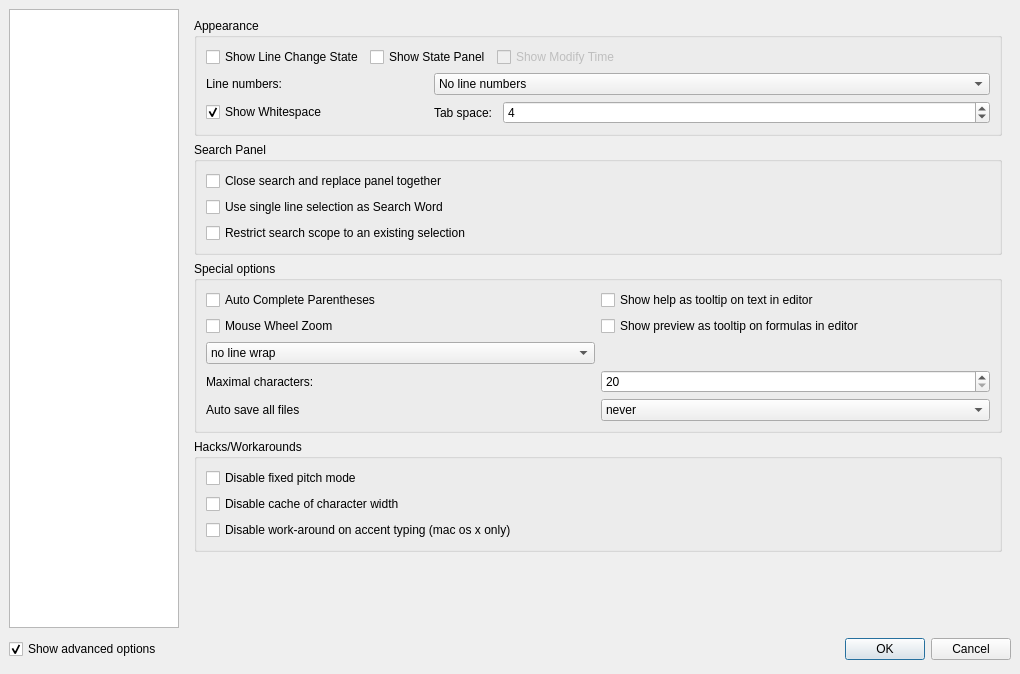
Old version of the form configdialog.ui in the repository svn2github/texstudio-trunk.
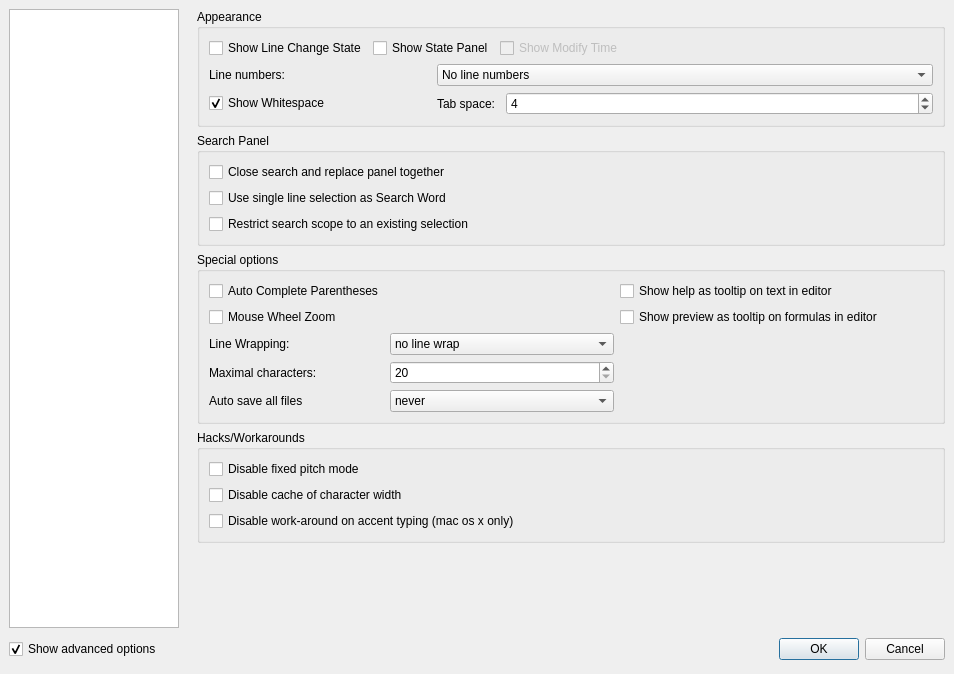
New version of the form. The open tabs and pages were chosen to show the change. Icons and pictures are not drawn.

Commit message: config dialog: slight layout adjustments, deactivated riddle

```diff
--- a/configdialog.ui
+++ b/configdialog.ui
@@ -6,7 +6,7 @@
    <rect>
     <x>0</x>
     <y>0</y>
-    <width>1020</width>
+    <width>954</width>
     <height>674</height>
    </rect>
   </property>
@@ -14,12 +14,15 @@
    <string>Configure TeXstudio</string>
   </property>
   <layout class="QGridLayout">
+   <property name="horizontalSpacing">
+    <number>18</number>
+   </property>
+   <property name="verticalSpacing">
+    <number>6</number>
+   </property>
    <property name="margin">
     <number>9</number>
    </property>
-   <property name="spacing">
-    <number>6</number>
-   </property>
    <item row="2" column="2">
     <layout class="QHBoxLayout">
      <property name="spacing">
@@ -1242,6 +1245,9 @@
      </widget>
      <widget class="QWidget" name="page_7">
       <layout class="QVBoxLayout" name="verticalLayout_2">
+       <property name="margin">
+        <number>0</number>
+       </property>
        <item>
         <widget class="QGroupBox" name="groupBox_9">
          <property name="title">
@@ -1393,8 +1399,8 @@
          <property name="title">
           <string>Special options</string>
          </property>
-         <layout class="QGridLayout">
-          <item row="7" column="0">
+         <layout class="QGridLayout" columnstretch="0,1,5">
+          <item row="8" column="0">
            <widget class="QLabel" name="label_24">
             <property name="text">
              <string>Auto save all files </string>
@@ -1404,45 +1410,6 @@
             </property>
            </widget>
           </item>
-          <item row="7" column="1">
-           <widget class="QComboBox" name="comboBoxAutoSave">
-            <item>
-             <property name="text">
-              <string>never</string>
-             </property>
-            </item>
-            <item>
-             <property name="text">
-              <string>5 minutes</string>
-             </property>
-            </item>
-            <item>
-             <property name="text">
-              <string>10 minutes</string>
-             </property>
-            </item>
-            <item>
-             <property name="text">
-              <string>20 minutes</string>
-             </property>
-            </item>
-            <item>
-             <property name="text">
-              <string>60 minutes</string>
-             </property>
-            </item>
-           </widget>
-          </item>
-          <item row="6" column="1">
-           <widget class="QSpinBox" name="spinBoxWrapLineWidth">
-            <property name="minimum">
-             <number>20</number>
-            </property>
-            <property name="maximum">
-             <number>999</number>
-            </property>
-           </widget>
-          </item>
           <item row="6" column="0">
            <widget class="QLabel" name="label_23">
             <property name="text">
@@ -1467,8 +1434,73 @@
             </property>
            </widget>
           </item>
-          <item row="5" column="0">
+          <item row="3" column="2">
+           <widget class="QCheckBox" name="checkBoxToolTipHelp2">
+            <property name="text">
+             <string>Show help as tooltip on text in editor</string>
+            </property>
+           </widget>
+          </item>
+          <item row="4" column="2">
+           <widget class="QCheckBox" name="checkBoxToolTipPreview">
+            <property name="text">
+             <string>Show preview as tooltip on formulas in editor</string>
+            </property>
+           </widget>
+          </item>
+          <item row="6" column="1">
+           <widget class="QSpinBox" name="spinBoxWrapLineWidth">
+            <property name="minimum">
+             <number>20</number>
+            </property>
+            <property name="maximum">
+             <number>999</number>
+            </property>
+           </widget>
+          </item>
+          <item row="8" column="1">
+           <widget class="QComboBox" name="comboBoxAutoSave">
+            <property name="sizePolicy">
+             <sizepolicy hsizetype="Preferred" vsizetype="Fixed">
+              <horstretch>0</horstretch>
+              <verstretch>0</verstretch>
+             </sizepolicy>
+            </property>
+            <item>
+             <property name="text">
+              <string>never</string>
+             </property>
+            </item>
+            <item>
+             <property name="text">
+              <string>5 minutes</string>
+             </property>
+            </item>
+            <item>
+             <property name="text">
+              <string>10 minutes</string>
+             </property>
+            </item>
+            <item>
+             <property name="text">
+              <string>20 minutes</string>
+             </property>
+            </item>
+            <item>
+             <property name="text">
+              <string>60 minutes</string>
+             </property>
+            </item>
+           </widget>
+          </item>
+          <item row="5" column="1">
            <widget class="QComboBox" name="comboBoxLineWrap">
+            <property name="sizePolicy">
+             <sizepolicy hsizetype="Preferred" vsizetype="Preferred">
+              <horstretch>0</horstretch>
+              <verstretch>0</verstretch>
+             </sizepolicy>
+            </property>
             <item>
              <property name="text">
               <string>no line wrap</string>
@@ -1491,17 +1523,10 @@
             </item>
            </widget>
           </item>
-          <item row="3" column="1">
-           <widget class="QCheckBox" name="checkBoxToolTipHelp2">
+          <item row="5" column="0">
+           <widget class="QLabel" name="label_41">
             <property name="text">
-             <string>Show help as tooltip on text in editor</string>
-            </property>
-           </widget>
-          </item>
-          <item row="4" column="1">
-           <widget class="QCheckBox" name="checkBoxToolTipPreview">
-            <property name="text">
-             <string>Show preview as tooltip on formulas in editor</string>
+             <string>Line Wrapping:</string>
             </property>
            </widget>
           </item>
```
Left out of the diff: 354 changed lines with no effect on the pictures. The commit also changes 1 other file.
